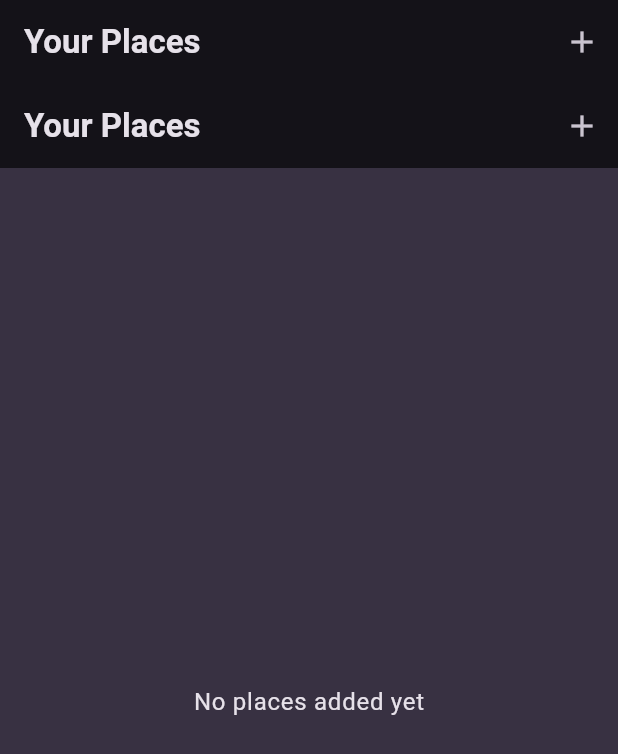
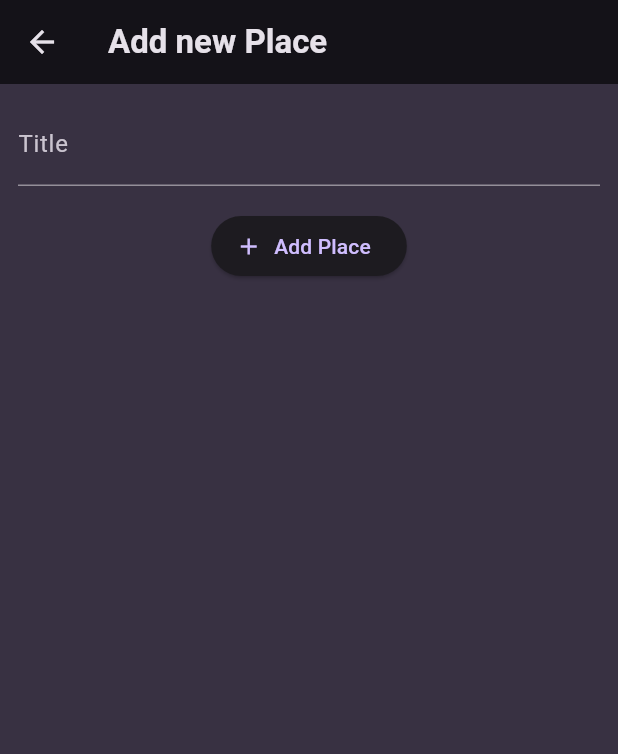
Before and after one commit to dario-nihil/flutter_favorite_places, a Flutter app: the screen it shows after launch, after a tap on the "add" icon, on a phone screen of 412 x 824 dp. Shown: the top 754 px of the screen. Run offline on Flutter 3.47's test engine with Material 3 defaults, Android fonts, the phone set to English and light mode, and no system bars; our stand-ins replace google_fonts.

Commit message:
started implementing AddPlaceScreen

```diff
--- a/lib/screens/add_palce.dart
+++ b/lib/screens/add_palce.dart
@@ -0,0 +1,51 @@
+import 'package:flutter/material.dart';
+
+class AddPlaceScreen extends StatefulWidget {
+  const AddPlaceScreen({super.key});
+
+  @override
+  State<AddPlaceScreen> createState() {
+    return _addPlaceScreenState();
+  }
+}
+
+class _addPlaceScreenState extends State<AddPlaceScreen> {
+  final _titleController = TextEditingController();
+
+  @override
+  void dispose() {
+    _titleController.dispose();
+    super.dispose();
+  }
+
+  @override
+  Widget build(BuildContext context) {
+    return Scaffold(
+      appBar: AppBar(
+        title: const Text('Add new Place'),
+      ),
+      body: SingleChildScrollView(
+        padding: const EdgeInsets.all(12),
+        child: Column(
+          children: [
+            TextField(
+              decoration: const InputDecoration(labelText: 'Title'),
+              style: TextStyle(
+                color: Theme.of(context).colorScheme.onBackground,
+              ),
+              controller: _titleController,
+            ),
+            const SizedBox(
+              height: 16,
+            ),
+            ElevatedButton.icon(
+              onPressed: () {},
+              icon: const Icon(Icons.add),
+              label: const Text('Add Place'),
+            ),
+          ],
+        ),
+      ),
+    );
+  }
+}
--- a/lib/screens/places.dart
+++ b/lib/screens/places.dart
@@ -1,3 +1,4 @@
+import 'package:favorite_places/screens/add_palce.dart';
 import 'package:favorite_places/widgets/places_list.dart';
 import 'package:flutter/material.dart';
 
@@ -11,7 +12,13 @@ class PlacesScreen extends StatelessWidget {
         title: const Text('Your Places'),
         actions: [
           IconButton(
-            onPressed: () {},
+            onPressed: () {
+              Navigator.of(context).push(
+                MaterialPageRoute(
+                  builder: (cxt) => const AddPlaceScreen(),
+                ),
+              );
+            },
             icon: const Icon(Icons.add),
           ),
         ],
```
